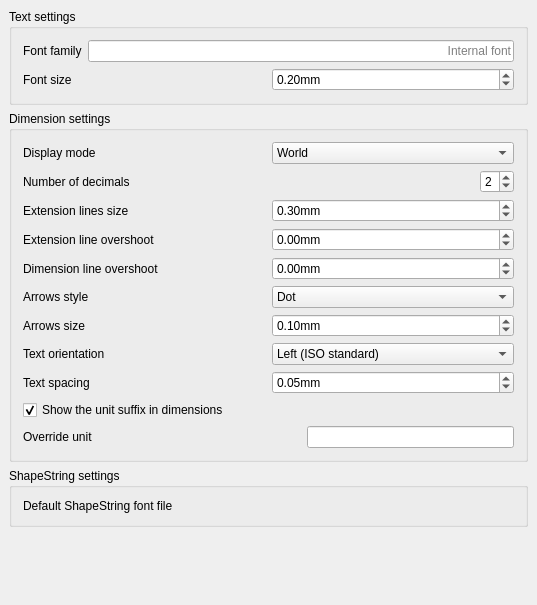
The window that src/Mod/Draft/Resources/ui/preferences-drafttexts.ui (southseact-3d/fcd) describes before a commit, drawn with Qt 5.
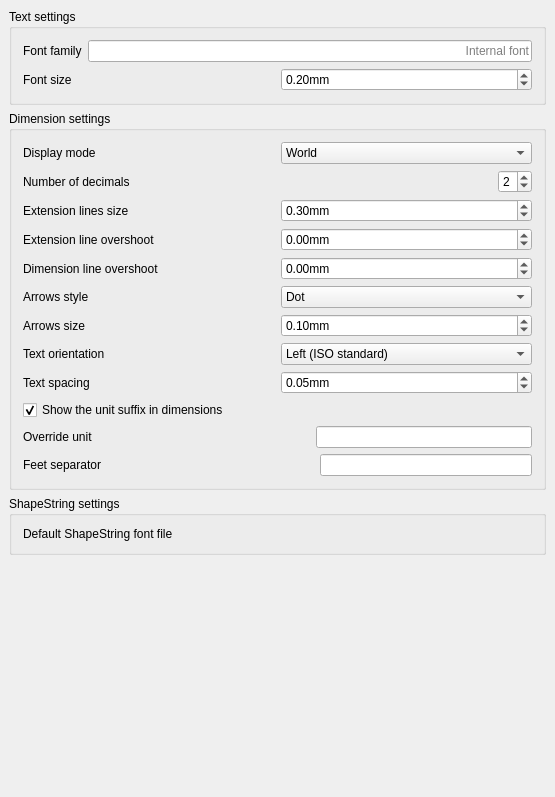
The same window after the commit. Custom widgets are drawn as their Qt base class.

Commit message: Draft: Allow to set a custom feet separator for dimensions (#10481)

Diff of the .ui file:
```diff
--- a/src/Mod/Draft/Resources/ui/preferences-drafttexts.ui
+++ b/src/Mod/Draft/Resources/ui/preferences-drafttexts.ui
@@ -6,8 +6,8 @@
    <rect>
     <x>0</x>
     <y>0</y>
-    <width>537</width>
-    <height>605</height>
+    <width>555</width>
+    <height>797</height>
    </rect>
   </property>
   <property name="windowTitle">
@@ -504,6 +504,43 @@
         </item>
        </layout>
       </item>
+      <item>
+       <layout class="QHBoxLayout" name="horizontalLayout_10">
+        <item>
+         <widget class="QLabel" name="label_3">
+          <property name="text">
+           <string>Feet separator</string>
+          </property>
+         </widget>
+        </item>
+        <item>
+         <spacer name="horizontalSpacer_3">
+          <property name="orientation">
+           <enum>Qt::Horizontal</enum>
+          </property>
+          <property name="sizeHint" stdset="0">
+           <size>
+            <width>40</width>
+            <height>20</height>
+           </size>
+          </property>
+         </spacer>
+        </item>
+        <item>
+         <widget class="Gui::PrefLineEdit" name="lineEdit_2">
+          <property name="toolTip">
+           <string>Optional string to appear between the feet and inches values in dimensions</string>
+          </property>
+          <property name="prefEntry" stdset="0">
+           <cstring>FeetSeparator</cstring>
+          </property>
+          <property name="prefPath" stdset="0">
+           <cstring>Mod/Draft</cstring>
+          </property>
+         </widget>
+        </item>
+       </layout>
+      </item>
      </layout>
     </widget>
    </item>
```
Left out of the diff: 17 changed lines with no effect on the pictures. The commit also changes 1 other file.
